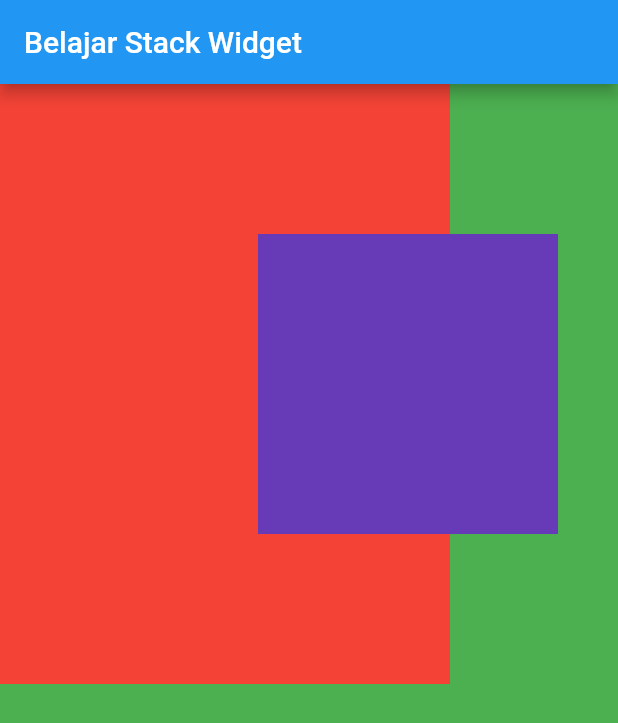
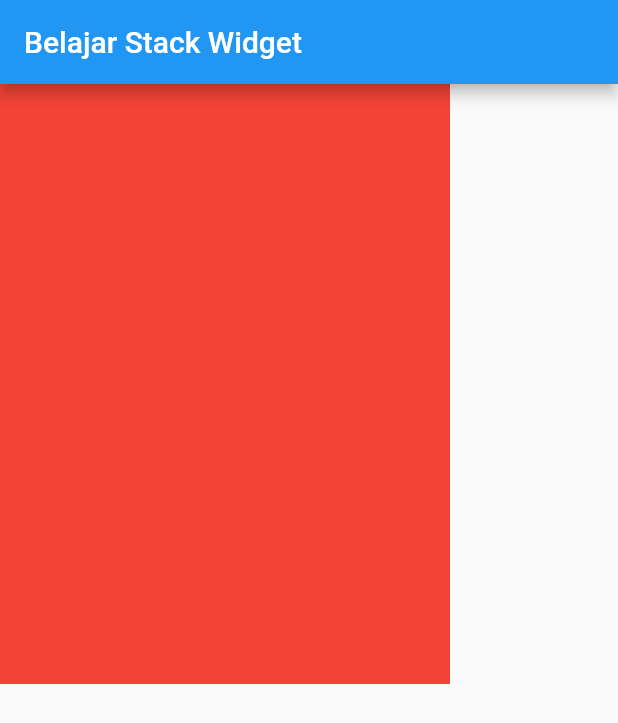
Before and after one commit to muhademan/materiflutter, a Flutter app: the screen it shows after launch, on a phone screen of 412 x 824 dp. Shown: the top 723 px of the screen. Run offline on Flutter 3.47's test engine with Material 2 defaults, Android fonts, the phone set to English and light mode, and no system bars.

```diff
--- a/lib/main.dart
+++ b/lib/main.dart
@@ -15,7 +15,8 @@ class BelajarStackWidget extends StatelessWidget{
           appBar: AppBar(
             title: Text("Belajar Stack Widget"),
           ),
-          body: Stack(
+          body: IndexedStack(
+            index: 1,
             children: <Widget>[
               Container(color: Colors.green,
               ),
```
